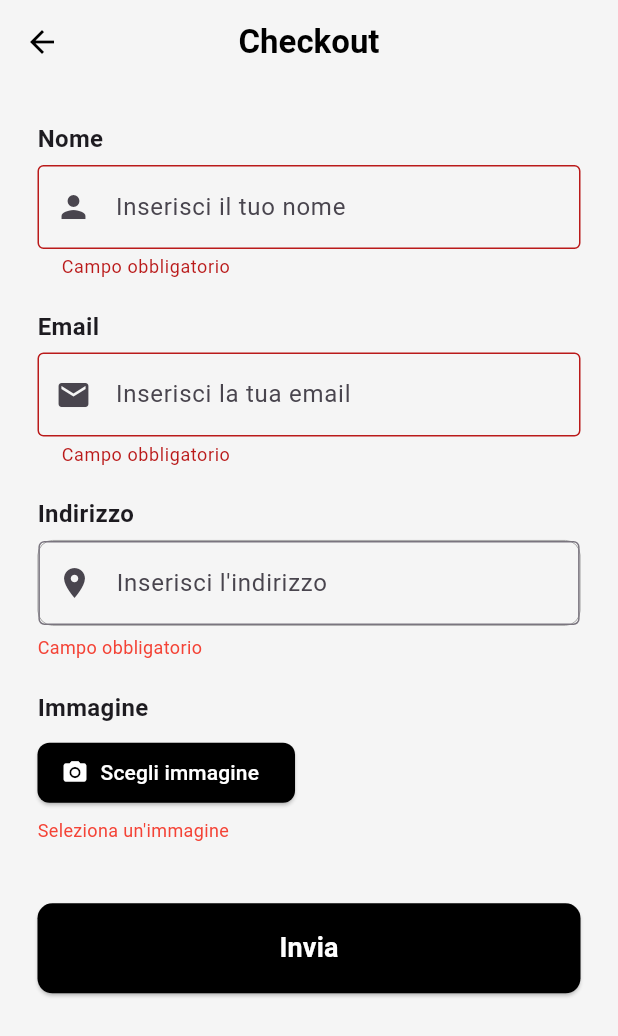
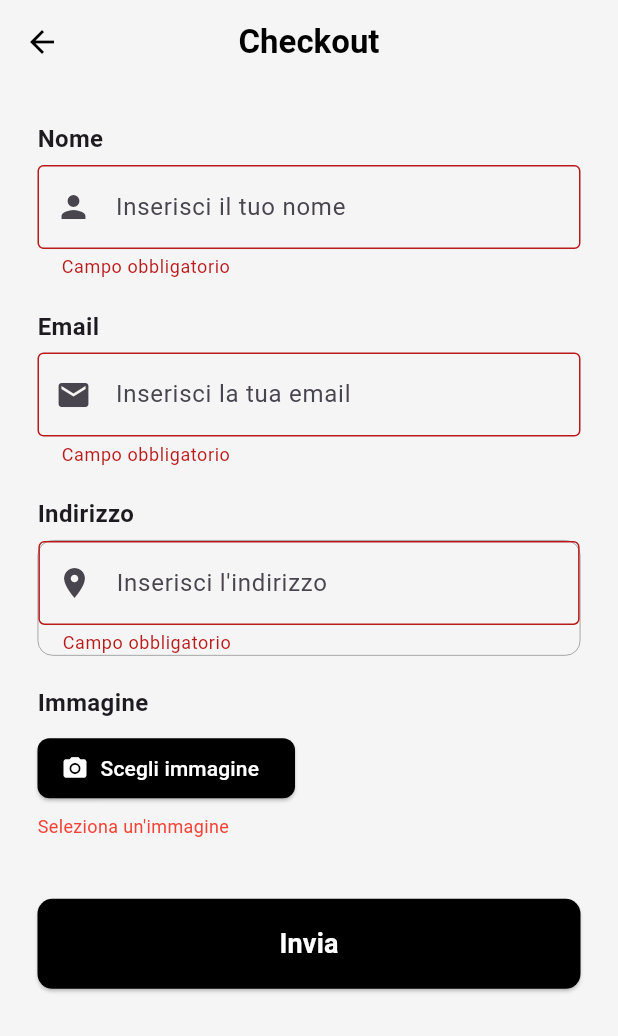
Before and after one commit to AndreaCavallo98/gearpizza_app_assignment, a Flutter app: the Checkoutpage screen opened by its route, after a tap on "Invia", on a phone screen of 412 x 824 dp. Shown: the top 1036 px of the screen. Run offline on Flutter 3.47's test engine with Material 3 defaults, Android fonts, the phone set to English and light mode, and no system bars; drawn by our look-alikes of google_places_flutter; our stand-ins replace animate_do, bloc, dio, dotted_line, equatable, flutter_bloc and 7 more; accounts and stored records are empty; network calls fail; Roboto replaces fonts that are missing (poppins).

```diff
--- /dev/null
+++ b/lib/features/cart/logic/cubit/customer_form_state.dart
@@ -0,0 +1,50 @@
+import 'package:equatable/equatable.dart';
+
+class CustomerFormState extends Equatable {
+  final bool isSubmitting;
+  final bool success;
+  final Map<String, String> backendErrors;
+  final String? genericError;
+  final bool? customerAlreadyExists;
+
+  const CustomerFormState({
+    required this.isSubmitting,
+    required this.success,
+    required this.backendErrors,
+    this.genericError,
+    this.customerAlreadyExists = false,
+  });
+
+  factory CustomerFormState.initial() {
+    return const CustomerFormState(
+      isSubmitting: false,
+      success: false,
+      backendErrors: {},
+      genericError: null,
+    );
+  }
+
+  CustomerFormState copyWith({
+    bool? isSubmitting,
+    bool? success,
+    Map<String, String>? backendErrors,
+    String? genericError,
+    final bool? customerAlreadyExists,
+  }) {
+    return CustomerFormState(
+      isSubmitting: isSubmitting ?? this.isSubmitting,
+      success: success ?? this.success,
+      backendErrors: backendErrors ?? this.backendErrors,
+      genericError: genericError,
+      customerAlreadyExists: customerAlreadyExists,
+    );
+  }
+
+  @override
+  List<Object?> get props => [
+    isSubmitting,
+    success,
+    backendErrors,
+    genericError,
+  ];
+}
--- a/lib/features/cart/presentation/pages/CheckOutPage.dart
+++ b/lib/features/cart/presentation/pages/CheckOutPage.dart
@@ -1,12 +1,13 @@
 import 'dart:io';
-import 'dart:math';
-
-import 'package:flutter/foundation.dart';
 import 'package:flutter/material.dart';
 import 'package:flutter_dotenv/flutter_dotenv.dart';
-import 'package:image_picker/image_picker.dart';
 import 'package:flutter_bloc/flutter_bloc.dart';
 import 'package:google_places_flutter/google_places_flutter.dart';
+import 'package:image_picker/image_picker.dart';
+import 'package:go_router/go_router.dart';
+
+import 'package:gearpizza/features/cart/logic/cubit/customer_form_cubit.dart';
+import 'package:gearpizza/features/cart/logic/cubit/customer_form_state.dart';
 
 class Checkoutpage extends StatefulWidget {
   const Checkoutpage({super.key});
@@ -26,18 +27,9 @@ class _CheckoutpageState extends State<Checkoutpage> {
   String? _imageErrorText;
   String? _addressErrorText;
 
-  bool get isRunningOnSimulator {
-    return Platform.isIOS &&
-        !Platform.isMacOS &&
-        !Platform.isAndroid &&
-        !Platform.isFuchsia &&
-        Platform.environment.toString().contains('SIMULATOR_');
-  }
-
   Future<void> _pickImage() async {
     try {
       final picker = ImagePicker();
-
       final pickedFile = await picker.pickImage(
         source: ImageSource.gallery,
         imageQuality: 75,
@@ -47,8 +39,6 @@ class _CheckoutpageState extends State<Checkoutpage> {
           _imageFile = File(pickedFile.path);
           _imageErrorText = null;
         });
-      } else {
-        debugPrint("Nessuna immagine selezionata.");
       }
     } catch (e) {
       debugPrint("Errore durante pickImage: $e");
@@ -72,7 +62,31 @@ class _CheckoutpageState extends State<Checkoutpage> {
         ),
         centerTitle: true,
       ),
-      body: SafeArea(
+      body: BlocConsumer<CustomerFormCubit, CustomerFormState>(
+        listener: (context, state) {
+          if (state.success) {
+            final msg = state.customerAlreadyExists!
+                ? 'Ordine inviato! Cliente già esistente.'
+                : 'Ordine inviato! Nuovo cliente creato.';
+            ScaffoldMessenger.of(context).showSnackBar(
+              SnackBar(content: Text(msg), backgroundColor: Colors.green),
+            );
+            context.go('/orders');
+          }
+
+          if (state.genericError != null) {
+            ScaffoldMessenger.of(context).showSnackBar(
+              SnackBar(
+                content: Text(state.genericError!),
+                backgroundColor: Colors.red,
+              ),
+            );
+          }
+        },
+        builder: (context, state) {
+          final backendErrors = state.backendErrors;
+
+          return SafeArea(
             child: SingleChildScrollView(
               padding: const EdgeInsets.all(25),
               child: Form(
@@ -82,15 +96,19 @@ class _CheckoutpageState extends State<Checkoutpage> {
                   children: [
                     const Text(
                       "Nome",
-                  style: TextStyle(fontSize: 16, fontWeight: FontWeight.bold),
+                      style: TextStyle(
+                        fontSize: 16,
+                        fontWeight: FontWeight.bold,
+                      ),
                     ),
                     const SizedBox(height: 6),
                     TextFormField(
                       controller: nameController,
-                  decoration: const InputDecoration(
-                    prefixIcon: Icon(Icons.person),
+                      decoration: InputDecoration(
+                        prefixIcon: const Icon(Icons.person),
                         hintText: 'Inserisci il tuo nome',
-                    border: OutlineInputBorder(),
+                        border: const OutlineInputBorder(),
+                        errorText: backendErrors['name'],
                       ),
                       validator: (value) => value == null || value.isEmpty
                           ? 'Campo obbligatorio'
@@ -99,28 +117,36 @@ class _CheckoutpageState extends State<Checkoutpage> {
                     const SizedBox(height: 20),
                     const Text(
                       "Email",
-                  style: TextStyle(fontSize: 16, fontWeight: FontWeight.bold),
+                      style: TextStyle(
+                        fontSize: 16,
+                        fontWeight: FontWeight.bold,
+                      ),
                     ),
                     const SizedBox(height: 6),
                     TextFormField(
                       controller: emailController,
-                  decoration: const InputDecoration(
-                    prefixIcon: Icon(Icons.email),
+                      decoration: InputDecoration(
+                        prefixIcon: const Icon(Icons.email),
                         hintText: 'Inserisci la tua email',
-                    border: OutlineInputBorder(),
+                        border: const OutlineInputBorder(),
+                        errorText: backendErrors['email'],
                       ),
                       validator: (value) {
                         if (value == null || value.isEmpty)
                           return 'Campo obbligatorio';
                         final regex = RegExp(r'^[^@]+@[^@]+\.[^@]+');
-                    if (!regex.hasMatch(value)) return 'Email non valida';
-                    return null;
+                        return regex.hasMatch(value)
+                            ? null
+                            : 'Email non valida';
                       },
                     ),
                     const SizedBox(height: 20),
                     const Text(
                       "Indirizzo",
-                  style: TextStyle(fontSize: 16, fontWeight: FontWeight.bold),
+                      style: TextStyle(
+                        fontSize: 16,
+                        fontWeight: FontWeight.bold,
+                      ),
                     ),
                     const SizedBox(height: 6),
                     GooglePlaceAutoCompleteTextField(
@@ -128,10 +154,12 @@ class _CheckoutpageState extends State<Checkoutpage> {
                       getPlaceDetailWithLatLng: null,
                       textEditingController: addressController,
                       googleAPIKey: dotenv.env['GOOGLE_API_KEY']!,
-                  inputDecoration: const InputDecoration(
-                    prefixIcon: Icon(Icons.location_on),
+                      inputDecoration: InputDecoration(
+                        prefixIcon: const Icon(Icons.location_on),
                         hintText: "Inserisci l'indirizzo",
-                    border: OutlineInputBorder(),
+                        border: const OutlineInputBorder(),
+                        errorText:
+                            _addressErrorText ?? backendErrors['address'],
                       ),
                       debounceTime: 600,
                       countries: ["it"],
@@ -140,22 +168,16 @@ class _CheckoutpageState extends State<Checkoutpage> {
                         setState(() => _addressErrorText = null);
                       },
                     ),
-                if (_addressErrorText != null)
-                  Padding(
-                    padding: const EdgeInsets.only(top: 6),
-                    child: Text(
-                      _addressErrorText!,
-                      style: const TextStyle(color: Colors.red, fontSize: 12),
-                    ),
-                  ),
                     const SizedBox(height: 20),
                     const Text(
                       "Immagine",
-                  style: TextStyle(fontSize: 16, fontWeight: FontWeight.bold),
+                      style: TextStyle(
+                        fontSize: 16,
+                        fontWeight: FontWeight.bold,
+                      ),
                     ),
                     const SizedBox(height: 8),
                     Row(
-                  mainAxisAlignment: MainAxisAlignment.spaceBetween,
                       children: [
                         ElevatedButton.icon(
                           onPressed: _pickImage,
@@ -187,7 +209,10 @@ class _CheckoutpageState extends State<Checkoutpage> {
                         padding: const EdgeInsets.only(top: 6),
                         child: Text(
                           _imageErrorText!,
-                      style: const TextStyle(color: Colors.red, fontSize: 12),
+                          style: const TextStyle(
+                            color: Colors.red,
+                            fontSize: 12,
+                          ),
                         ),
                       ),
                     const SizedBox(height: 40),
@@ -201,9 +226,11 @@ class _CheckoutpageState extends State<Checkoutpage> {
                             borderRadius: BorderRadius.circular(10),
                           ),
                         ),
-                    onPressed: () {
-                      final isValidForm = _formKey.currentState!.validate();
-
+                        onPressed: state.isSubmitting
+                            ? null
+                            : () {
+                                final isValidForm = _formKey.currentState!
+                                    .validate();
                                 setState(() {
                                   _addressErrorText =
                                       addressController.text.trim().isEmpty
@@ -217,10 +244,19 @@ class _CheckoutpageState extends State<Checkoutpage> {
                                 if (isValidForm &&
                                     _addressErrorText == null &&
                                     _imageErrorText == null) {
-                        // context.read<CustomerFormCubit>().submitForm(...);
+                                  context.read<CustomerFormCubit>().submitForm(
+                                    name: nameController.text,
+                                    email: emailController.text,
+                                    address: addressController.text,
+                                    imageFile: _imageFile!,
+                                  );
                                 }
                               },
-                    child: const Text(
+                        child: state.isSubmitting
+                            ? const CircularProgressIndicator(
+                                color: Colors.white,
+                              )
+                            : const Text(
                                 "Invia",
                                 style: TextStyle(
                                   fontSize: 18,
@@ -234,6 +270,8 @@ class _CheckoutpageState extends State<Checkoutpage> {
                 ),
               ),
             ),
+          );
+        },
       ),
     );
   }
--- a/lib/features/cart/presentation/widgets/card_item_widget.dart
+++ b/lib/features/cart/presentation/widgets/card_item_widget.dart
@@ -130,7 +130,10 @@ class CartItemCard extends StatelessWidget {
                         const SizedBox(width: 10),
                         GestureDetector(
                           onTap: () {
-                            context.read<CartCubit>().addToCart(cartItem.pizza);
+                            context.read<CartCubit>().addToCart(
+                              cartItem.pizza,
+                              context.read<CartCubit>().state.restaurantId,
+                            );
                           },
                           child: Container(
                             width: 25,
--- a/lib/features/restaurants/presentation/pages/RestaurantDetailPage.dart
+++ b/lib/features/restaurants/presentation/pages/RestaurantDetailPage.dart
@@ -290,7 +290,10 @@ class _RestaurantDetailPageState extends State<RestaurantDetailPage> {
                       delay: Duration(milliseconds: 200 + index * 300),
                       duration: const Duration(milliseconds: 1000),
                       curve: Curves.easeOutExpo,
-                      child: PizzaCard(pizza: pizzas[index]),
+                      child: PizzaCard(
+                        pizza: pizzas[index],
+                        restaurantId: widget.restaurant.id,
+                      ),
                     ),
 
                     childCount: pizzas.length,
--- a/lib/router/app_router.dart
+++ b/lib/router/app_router.dart
@@ -3,6 +3,8 @@ import 'package:flutter_bloc/flutter_bloc.dart';
 import 'package:gearpizza/core/di/injection.dart';
 import 'package:gearpizza/core/network/gearpizza_directus_api_service.dart';
 import 'package:gearpizza/core/widgets/bottom_nav_with_animated_icons.dart';
+import 'package:gearpizza/features/cart/logic/cubit/cart_cubit.dart';
+import 'package:gearpizza/features/cart/logic/cubit/customer_form_cubit.dart';
 import 'package:gearpizza/features/cart/presentation/pages/CartPage.dart';
 import 'package:gearpizza/features/cart/presentation/pages/CheckOutPage.dart';
 import 'package:gearpizza/features/restaurants/logic/cubit/pizzas_cubit.dart';
@@ -61,7 +63,13 @@ final GoRouter appRouter = GoRouter(
       path: '/checkout',
       name: 'checkout',
       builder: (context, state) {
-        return Checkoutpage();
+        return BlocProvider(
+          create: (_) => CustomerFormCubit(
+            service: sl<GearPizzaDirectusApiService>(),
+            cartCubit: context.read<CartCubit>(),
+          ),
+          child: Checkoutpage(),
+        );
       },
     ),
   ],
```
Also changed, not shown: lib/core/network/gearpizza_directus_api_service.dart (+82 -0 lines), lib/core/widgets/bottom_nav_with_animated_icons.dart (+21 -11 lines), lib/features/cart/logic/cubit/cart_cubit.dart (+7 -3 lines), lib/features/cart/logic/cubit/cart_state.dart (+9 -7 lines), lib/features/cart/logic/cubit/customer_form_cubit.dart (added, +70 -0 lines), lib/features/restaurants/presentation/widgets/pizza_card.dart (+17 -9 lines). Lines whose indentation alone changed are shown as unchanged.
